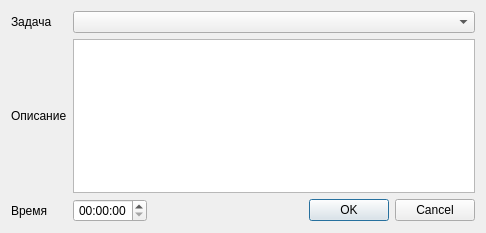
MangriMen/SibSUTIS5semester, file VPaHMI/CourseWork/adddialog.ui: the form before one commit.
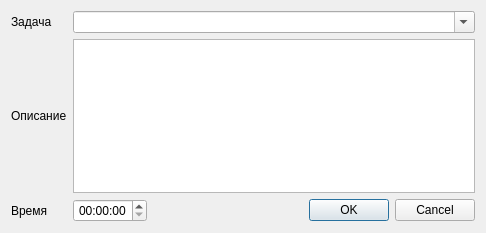
The form after the commit.

What changed in the file:
```diff
--- a/VPaHMI/CourseWork/adddialog.ui
+++ b/VPaHMI/CourseWork/adddialog.ui
@@ -52,7 +52,11 @@
     <widget class="QPlainTextEdit" name="pteDescription"/>
    </item>
    <item row="1" column="1" colspan="2">
-    <widget class="QComboBox" name="cmbTask"/>
+    <widget class="QComboBox" name="cmbTask">
+     <property name="editable">
+      <bool>true</bool>
+     </property>
+    </widget>
    </item>
    <item row="5" column="1">
     <widget class="QTimeEdit" name="tmeTime">
```
